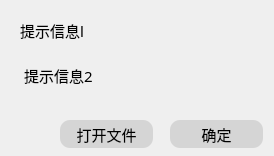
The window that SisecPlayer/cdialogmessagebox.ui (anyboo/SPlayer) describes before a commit, drawn with Qt 5.
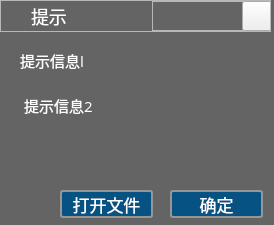
The same window after the commit. Icons and pictures are not drawn.

```diff
--- a/SisecPlayer/cdialogmessagebox.ui
+++ b/SisecPlayer/cdialogmessagebox.ui
@@ -7,7 +7,7 @@
     <x>0</x>
     <y>0</y>
     <width>274</width>
-    <height>156</height>
+    <height>225</height>
    </rect>
   </property>
   <property name="windowTitle">
@@ -25,15 +25,64 @@
 	font-size:15px;
 	font-family:Microsoft Yahei;	
 }
+QDialog{background-color: rgb(100, 100, 100);
+border-width:2px;
+border-color:rgb(255,0,0);
+}
+QWidget{color:rgb(255, 255, 255)}
 
-QPushButton{
 
+QScrollBar:vertical {
+    background: #000000;
+    width: 16px;
+    margin: 16px 0 16px 0;
+}
+
+QScrollBar::handle:vertical {
+    background:rgb(229, 229, 229);
+    min-height: 16px;
 border-width:0px;
-	background-color: rgb(213, 213, 213);
-	border-color: rgb(170, 0, 0);
-	border-color: rgb(170, 0, 0);
-border-radius:10px;
-}</string>
+border-radius:5px;
+/*	border-image: url(:/Skin/handle.png);*/
+}
+
+QScrollBar::add-line:vertical {
+    background: #444444;
+    height: 16px;
+    subcontrol-position: bottom;
+    subcontrol-origin: margin;
+}
+
+QScrollBar::sub-line:vertical {
+    background: #444444;
+    height: 16px;
+    subcontrol-position: top;
+    subcontrol-origin: margin;
+
+}
+
+QScrollBar::add-page:vertical, QScrollBar::sub-page:vertical {
+    background: none;
+}
+
+QScrollBar:up-arrow:vertical {
+    border: 2px solid #333333;
+    width: 6px;
+    height: 6px;
+    background: #5f5f5f;
+	border-image:url(:/Skin/up.png)
+}
+
+QScrollBar:down-arrow:vertical {
+    border: 2px solid #333333;
+    width: 6px;
+    height: 6px;
+    background: #5f5f5f;
+	border-image:url(:/Skin/down.png)
+}
+
+
+</string>
   </property>
   <property name="modal">
    <bool>false</bool>
@@ -42,7 +91,7 @@
    <property name="geometry">
     <rect>
      <x>20</x>
-     <y>10</y>
+     <y>40</y>
      <width>241</width>
      <height>41</height>
     </rect>
@@ -58,11 +107,25 @@
    <property name="geometry">
     <rect>
      <x>60</x>
-     <y>120</y>
+     <y>190</y>
      <width>93</width>
      <height>28</height>
     </rect>
    </property>
+   <property name="styleSheet">
+    <string notr="true">QPushButton{
+        background-color:rgb(6, 83, 131);
+        border-width: 2px;
+        border-color: rgb(150,150,150);
+        border-style: solid;
+        border-radius: 3;   
+font-size:17px;   
+color:rgb(255, 255, 255)
+		}
+QPushButton:hover{  border-color: rgb(160,160,160);background-color:rgb(10, 89, 150);;}
+QPushButton:pressed{background-color:rgb(0, 83, 121);}
+QPushButton:disabled{ background-color:rgb(110, 110, 110);;}</string>
+   </property>
    <property name="text">
     <string>打开文件</string>
    </property>
@@ -71,11 +134,25 @@
    <property name="geometry">
     <rect>
      <x>170</x>
-     <y>120</y>
+     <y>190</y>
      <width>93</width>
      <height>28</height>
     </rect>
    </property>
+   <property name="styleSheet">
+    <string notr="true">QPushButton{
+        background-color:rgb(6, 83, 131);
+        border-width: 2px;
+        border-color: rgb(150,150,150);
+        border-style: solid;
+        border-radius: 3;   
+font-size:17px;   
+color:rgb(255, 255, 255)
+		}
+QPushButton:hover{  border-color: rgb(160,160,160);background-color:rgb(10, 89, 150);;}
+QPushButton:pressed{background-color:rgb(0, 83, 121);}
+QPushButton:disabled{ background-color:rgb(110, 110, 110);;}</string>
+   </property>
    <property name="text">
     <string>确定</string>
    </property>
@@ -84,9 +161,9 @@
    <property name="geometry">
     <rect>
      <x>20</x>
-     <y>60</y>
+     <y>90</y>
      <width>241</width>
-     <height>51</height>
+     <height>91</height>
     </rect>
    </property>
    <property name="styleSheet">
@@ -105,12 +182,165 @@
     <number>0</number>
    </property>
    <property name="verticalScrollBarPolicy">
-    <enum>Qt::ScrollBarAlwaysOff</enum>
+    <enum>Qt::ScrollBarAsNeeded</enum>
    </property>
    <property name="plainText">
     <string>提示信息2</string>
    </property>
   </widget>
+  <widget class="QFrame" name="frameSysBar">
+   <property name="geometry">
+    <rect>
+     <x>0</x>
+     <y>0</y>
+     <width>271</width>
+     <height>32</height>
+    </rect>
+   </property>
+   <property name="styleSheet">
+    <string notr="true">QFrame
+{
+	border-image:url(:/Skin/bg-above2.png);
+}
+QLabel
+{
+border-image:null;
+color: rgb(255, 255, 255);
+}</string>
+   </property>
+   <property name="frameShape">
+    <enum>QFrame::StyledPanel</enum>
+   </property>
+   <property name="frameShadow">
+    <enum>QFrame::Raised</enum>
+   </property>
+   <layout class="QGridLayout" name="gridLayout_2">
+    <property name="leftMargin">
+     <number>0</number>
+    </property>
+    <property name="topMargin">
+     <number>0</number>
+    </property>
+    <property name="rightMargin">
+     <number>0</number>
+    </property>
+    <property name="bottomMargin">
+     <number>0</number>
+    </property>
+    <item row="0" column="0">
+     <layout class="QGridLayout" name="gridLayout">
+      <property name="horizontalSpacing">
+       <number>2</number>
+      </property>
+      <item row="0" column="2">
+       <widget class="QFrame" name="frame_sysmenu">
+        <property name="minimumSize">
+         <size>
+          <width>30</width>
+          <height>30</height>
+         </size>
+        </property>
+        <property name="maximumSize">
+         <size>
+          <width>122</width>
+          <height>16777215</height>
+         </size>
+        </property>
+        <property name="styleSheet">
+         <string notr="true">QFrame
+{border-image:null;
+}</string>
+        </property>
+        <property name="frameShape">
+         <enum>QFrame::StyledPanel</enum>
+        </property>
+        <property name="frameShadow">
+         <enum>QFrame::Raised</enum>
+        </property>
+        <widget class="QPushButton" name="BtnClose">
+         <property name="geometry">
+          <rect>
+           <x>90</x>
+           <y>0</y>
+           <width>30</width>
+           <height>30</height>
+          </rect>
+         </property>
+         <property name="toolTip">
+          <string>关闭</string>
+         </property>
+         <property name="styleSheet">
+          <string notr="true">QPushButton
+{
+	
+	border-image: url(:/Skin/close.png)0 0 repeat
+
+}
+QPushButton:hover
+{	
+	border-image: url(:/Skin/close.png)30 0 repeat
+
+}
+QPushButton:pressed
+{	
+	border-image: url(:/Skin/close.png)60 0 0 0 repeat
+}
+QPushButton:disabled
+{	
+	border-image: url(:/Skin/close.png)90 0 0 0 repeat
+}
+</string>
+         </property>
+        </widget>
+       </widget>
+      </item>
+      <item row="0" column="0">
+       <widget class="QLabel" name="logo">
+        <property name="minimumSize">
+         <size>
+          <width>28</width>
+          <height>28</height>
+         </size>
+        </property>
+        <property name="maximumSize">
+         <size>
+          <width>28</width>
+          <height>28</height>
+         </size>
+        </property>
+        <property name="styleSheet">
+         <string notr="true">border-image: url(:/Skin/logo.png)</string>
+        </property>
+        <property name="text">
+         <string/>
+        </property>
+       </widget>
+      </item>
+      <item row="0" column="1">
+       <widget class="QLabel" name="labelTitle">
+        <property name="maximumSize">
+         <size>
+          <width>170</width>
+          <height>170</height>
+         </size>
+        </property>
+        <property name="styleSheet">
+         <string notr="true">QLabel#labelTitle
+{
+	color: rgb(255, 255, 255);
+	font-size:18px;
+	font-family:Microsoft Yahei;	
+}</string>
+        </property>
+        <property name="text">
+         <string>提示</string>
+        </property>
+       </widget>
+      </item>
+     </layout>
+    </item>
+   </layout>
+  </widget>
  </widget>
  <layoutdefault spacing="6" margin="11"/>
  <resources/>
```
Left out of the diff: 4 changed lines with no effect on the pictures.
